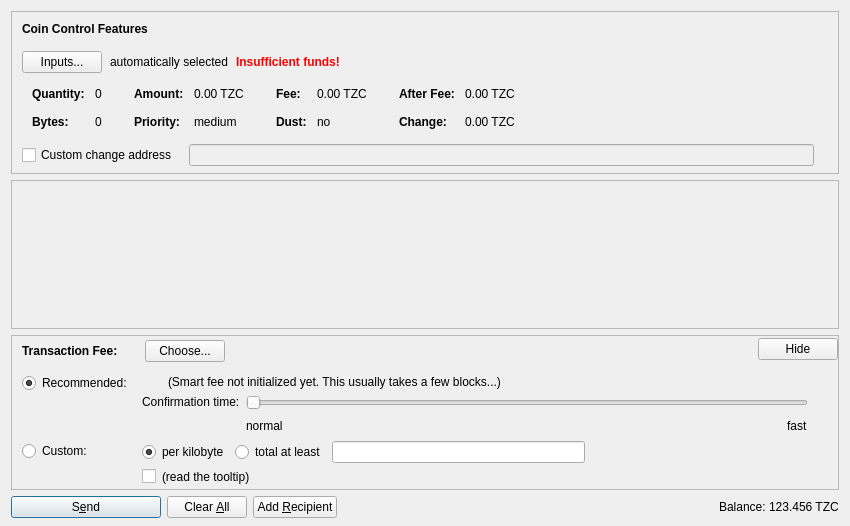
This is src/qt/forms/sendcoinsdialog.ui in TrezarCoin/TrezarCoin as Qt 5 draws it before an edit. The edited form follows.
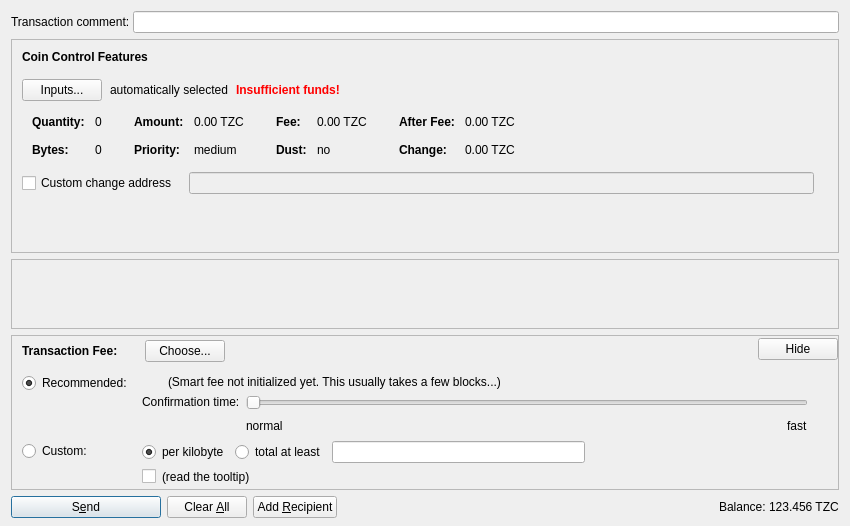
This is the edited form. Icons and pictures are not drawn. Custom widgets are drawn as their Qt base class.

Commit message: TX Comment

What changed in the file:
```diff
--- a/src/qt/forms/sendcoinsdialog.ui
+++ b/src/qt/forms/sendcoinsdialog.ui
@@ -17,6 +17,33 @@
    <property name="bottomMargin">
     <number>8</number>
    </property>
+   <item>
+    <layout class="QHBoxLayout" name="horizontalLayoutTxComment">
+     <property name="spacing">
+      <number>0</number>
+     </property>
+     <item>
+      <widget class="QLabel" name="labelTxComment">
+       <property name="text">
+        <string>Transaction comment: </string>
+       </property>
+       <property name="buddy">
+        <cstring>editTxComment</cstring>
+       </property>
+      </widget>
+     </item>
+     <item>
+      <widget class="QValidatedLineEdit" name="editTxComment">
+       <property name="enabled">
+        <bool>true</bool>
+       </property>
+       <property name="toolTip">
+        <string>Enter a transaction comment up to 140 characters (ATTENTION: this information is public)</string>
+       </property>
+      </widget>
+     </item>
+    </layout>
+   </item>
    <item>
     <widget class="QFrame" name="frameCoinControl">
      <property name="sizePolicy">
```
The commit also changes 9 other files.
